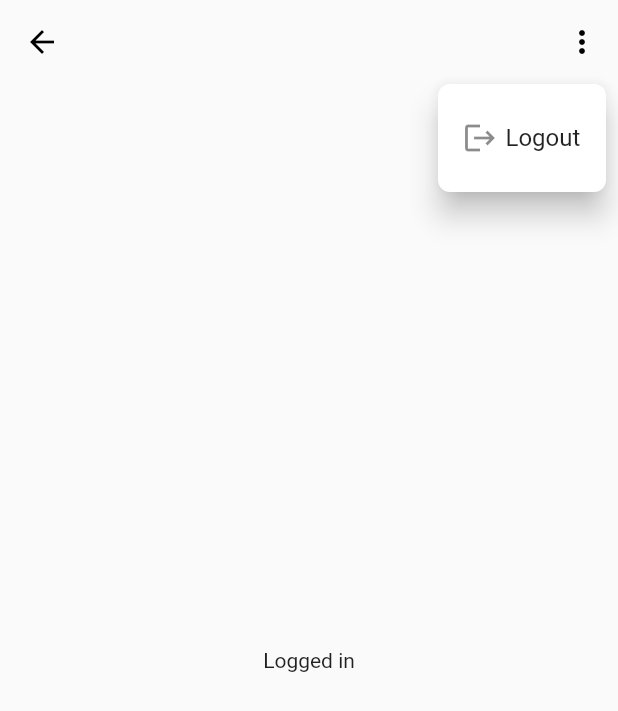
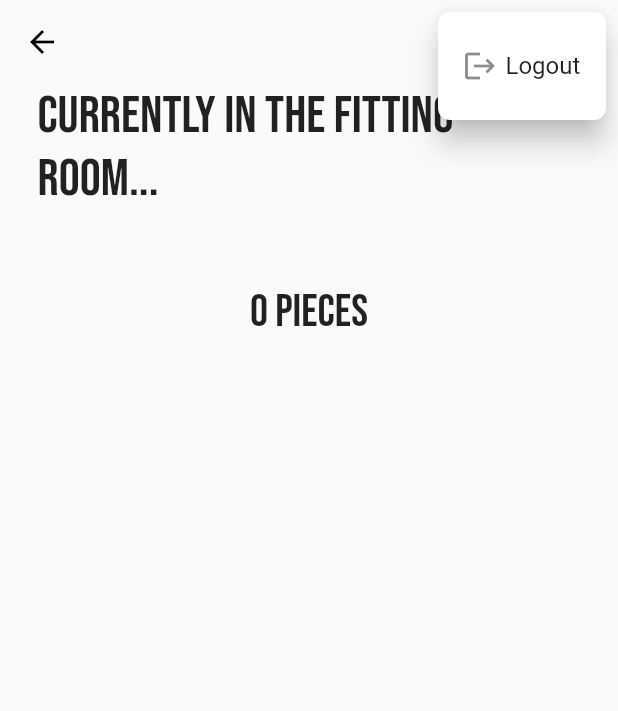
Before and after one commit to pedro-arf/Fitting_Room_Manager, a Flutter app: the ControlView screen opened by its route, after a tap on the "more vert" icon, on a phone screen of 412 x 824 dp. Shown: the top 711 px of the screen. Run offline on Flutter 3.47's test engine with Material 2 defaults, Android fonts, the phone set to English and light mode, and no system bars; our stand-ins replace cloud_firestore, firebase_auth, firebase_core, google_fonts; accounts and stored records are empty; network calls fail.

Commit message:
control view 1

```diff
--- a/fr_control/lib/main.dart
+++ b/fr_control/lib/main.dart
@@ -5,9 +5,12 @@ import 'package:fr_control/views/home_page.dart';
 import 'package:fr_control/views/login_view.dart';
 import 'package:fr_control/views/register_view.dart';
 import 'package:fr_control/views/verify_email_view.dart';
+import 'package:flutter/services.dart';
 
-void main() {
+Future<void> main() async {
   WidgetsFlutterBinding.ensureInitialized();
+  SystemChrome.setPreferredOrientations(
+      [DeviceOrientation.portraitUp, DeviceOrientation.portraitDown]);
   runApp(
     MaterialApp(
       debugShowCheckedModeBanner: false,
--- /dev/null
+++ b/fr_control/lib/services/cloud/firestore_storage.dart
@@ -0,0 +1,62 @@
+import 'package:cloud_firestore/cloud_firestore.dart';
+import 'package:flutter/cupertino.dart';
+import 'package:fr_control/services/cloud/firestore_storage_exceptions.dart';
+
+const tagStatus = 'Status';
+const tagPrice = 'Price';
+const tagDescription = 'Description';
+const tagSize = 'Size';
+const tagUrl = 'Image URL';
+
+@immutable
+class FirestoreTag {
+  final String tagId;
+  final String status;
+  final double price;
+  final String description;
+  final String size;
+  final String imgUrl;
+
+  const FirestoreTag(
+    this.status,
+    this.price,
+    this.description,
+    this.size,
+    this.imgUrl, {
+    required this.tagId,
+  });
+
+  FirestoreTag.fromSnapshot(
+      QueryDocumentSnapshot<Map<String, dynamic>> snapshot)
+      : tagId = snapshot.id,
+        status = snapshot.data()[tagStatus] as String,
+        price = snapshot.data()[tagPrice] as double,
+        description = snapshot.data()[tagDescription] as String,
+        size = snapshot.data()[tagSize] as String,
+        imgUrl = snapshot.data()[tagUrl] as String;
+}
+
+class FirestoreStorage {
+  final tags = FirebaseFirestore.instance.collection('tags');
+
+  // Listen for tags in real time
+  Stream<Iterable<FirestoreTag>> allTags() => tags
+      .snapshots()
+      .map((event) => event.docs.map((doc) => FirestoreTag.fromSnapshot(doc)));
+
+  // Get a specific tag once
+  Future<Iterable<FirestoreTag>> getTags() async {
+    try {
+      return await tags.get().then(
+            (value) => value.docs.map((doc) => FirestoreTag.fromSnapshot(doc)),
+          );
+    } catch (e) {
+      throw CouldNotGetAllTagsException();
+    }
+  }
+
+  // Singleton
+  static final FirestoreStorage _shared = FirestoreStorage._sharedInstance();
+  FirestoreStorage._sharedInstance();
+  factory FirestoreStorage() => _shared;
+}
--- /dev/null
+++ b/fr_control/lib/services/cloud/firestore_storage_exceptions.dart
@@ -0,0 +1,7 @@
+class FirestoreStorageException implements Exception {
+  const FirestoreStorageException();
+}
+
+class CouldNotGetAllTagsException extends FirestoreStorageException {}
+
+class CouldNotDeleteTagException extends FirestoreStorageException {}
--- a/fr_control/lib/views/control_view.dart
+++ b/fr_control/lib/views/control_view.dart
@@ -1,6 +1,8 @@
 import 'package:flutter/material.dart';
 import 'package:fr_control/constants/routes.dart';
 import 'package:fr_control/services/auth/auth_service.dart';
+import 'package:fr_control/services/cloud/firestore_storage.dart';
+import 'package:google_fonts/google_fonts.dart';
 import '../enums/menu_action.dart';
 
 class ControlView extends StatefulWidget {
@@ -11,9 +13,20 @@ class ControlView extends StatefulWidget {
 }
 
 class _ControlViewState extends State<ControlView> {
+  late final FirestoreStorage _tagManager;
+
+  @override
+  void initState() {
+    _tagManager = FirestoreStorage();
+    super.initState();
+  }
+
   var appBarHeight = AppBar().preferredSize.height;
+
   @override
   Widget build(BuildContext context) {
+    var screenSizing = MediaQuery.of(context).size;
+
     return Scaffold(
       extendBodyBehindAppBar: true,
       appBar: AppBar(
@@ -24,7 +37,6 @@ class _ControlViewState extends State<ControlView> {
         elevation: 0,
         actions: [
           PopupMenuButton<MenuAction>(
-            offset: Offset(0.0, appBarHeight),
             shape: RoundedRectangleBorder(
                 borderRadius: BorderRadius.circular(8.0)),
             onSelected: (value) async {
@@ -58,8 +70,106 @@ class _ControlViewState extends State<ControlView> {
           )
         ],
       ),
-      body: const SafeArea(
-        child: Center(child: Text('Logged in')),
+      body: SafeArea(
+        child: Column(
+          children: [
+            Padding(
+              padding: const EdgeInsets.symmetric(horizontal: 25),
+              child: Text(
+                "Currently in the Fitting Room...",
+                style: GoogleFonts.bebasNeue(fontSize: 35),
+              ),
+            ),
+            const SizedBox(height: 50),
+            Expanded(
+              child: StreamBuilder(
+                  stream: _tagManager.allTags(),
+                  builder: (context, snapshot) {
+                    switch (snapshot.connectionState) {
+                      case ConnectionState.waiting:
+                      case ConnectionState.active:
+                        if (snapshot.hasData) {
+                          final allTags =
+                              snapshot.data as Iterable<FirestoreTag>;
+                          return Column(
+                            children: [
+                              Padding(
+                                  padding: const EdgeInsets.symmetric(
+                                      horizontal: 25),
+                                  child: Text(
+                                    (() {
+                                      if (allTags.length == 1) {
+                                        return "${allTags.length.toString()} piece";
+                                      }
+                                      return "${allTags.length.toString()} pieces";
+                                    })(),
+                                    style: GoogleFonts.bebasNeue(fontSize: 30),
+                                  )),
+                              SizedBox(
+                                height: 450,
+                                child: ListView.builder(
+                                  itemCount: allTags.length,
+                                  scrollDirection: Axis.horizontal,
+                                  itemBuilder: (context, index) {
+                                    final tag = allTags.elementAt(index);
+                                    return Column(
+                                      children: [
+                                        const SizedBox(
+                                          height: 50,
+                                        ),
+                                        Text(
+                                          tag.description,
+                                          style: const TextStyle(fontSize: 20),
+                                        ),
+                                        const SizedBox(
+                                          height: 10,
+                                        ),
+                                        Container(
+                                          width: screenSizing.width,
+                                          padding: const EdgeInsets.symmetric(
+                                              horizontal: 80),
+                                          child: ClipRRect(
+                                            borderRadius:
+                                                BorderRadius.circular(10),
+                                            child: Image.network(
+                                              tag.imgUrl,
+                                            ),
+                                          ),
+                                        ),
+                                        Row(
+                                          mainAxisAlignment:
+                                              MainAxisAlignment.spaceBetween,
+                                          children: [
+                                            Text(
+                                              "Size: ${tag.size}",
+                                              style:
+                                                  const TextStyle(fontSize: 15),
+                                            ),
+                                            const SizedBox(
+                                              width: 90,
+                                            ),
+                                            Text("Price: \$${tag.price}",
+                                                style: const TextStyle(
+                                                    fontSize: 15)),
+                                          ],
+                                        ),
+                                      ],
+                                    );
+                                  },
+                                ),
+                              ),
+                            ],
+                          );
+                        } else {
+                          return const CircularProgressIndicator();
+                        }
+                      default:
+                        return const CircularProgressIndicator();
+                    }
+                  }),
+            ),
+          ],
+        ),
       ),
     );
   }
--- a/fr_control/pubspec.yaml
+++ b/fr_control/pubspec.yaml
@@ -37,6 +37,7 @@ dependencies:
   google_fonts: ^3.0.1
   firebase_core: ^1.18.0
   firebase_auth: ^3.3.20
+  cloud_firestore: ^3.1.18
 
 dev_dependencies:
   flutter_test:
```
Also changed, not shown: fr_control/lib/utilities/show_logout_dialog.dart (added, +33 -0 lines), fr_control/pubspec.lock, 3 other files.
